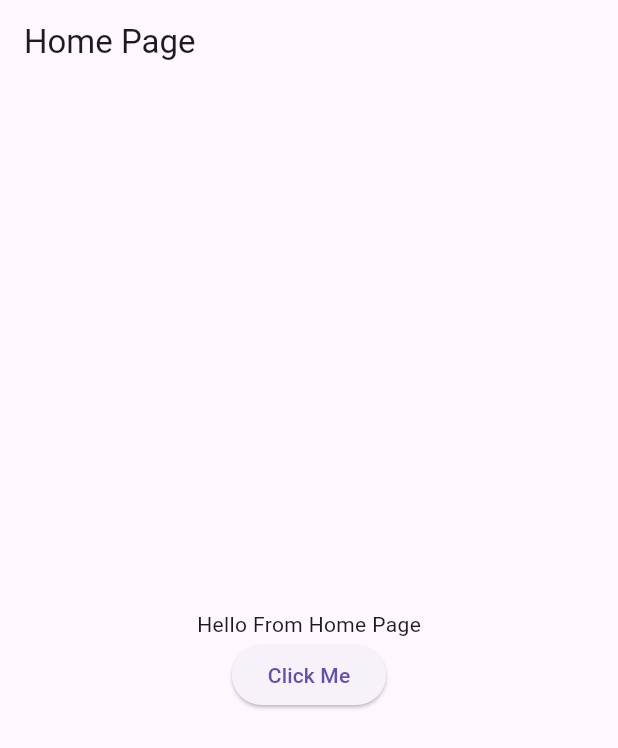
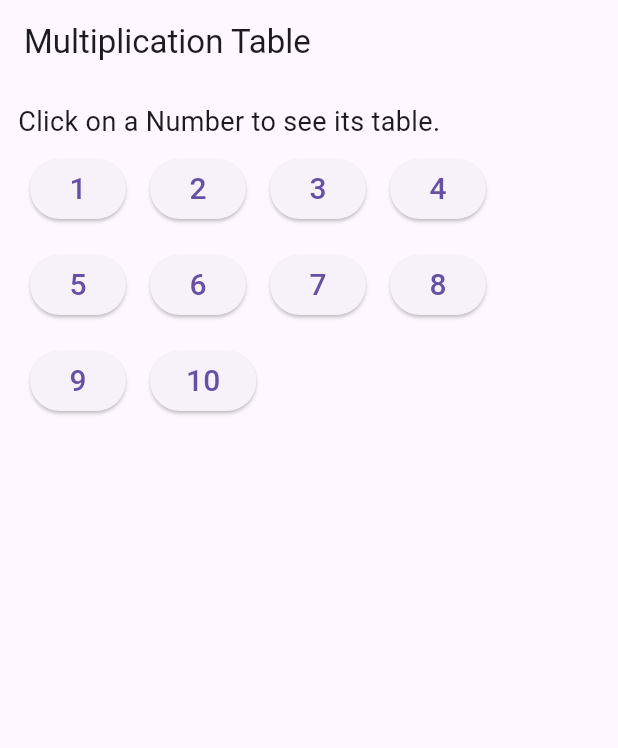
Before and after one commit to arjunQ21/flutter-soch-college, a Flutter app: the screen it shows after launch, on a phone screen of 412 x 824 dp. Shown: the top 748 px of the screen. Run offline on Flutter 3.47's test engine with Material 3 defaults, Android fonts, the phone set to English and light mode, and no system bars.

Commit message:
Day 7: Parameters Sending

```diff
--- a/day7/lib/main.dart
+++ b/day7/lib/main.dart
@@ -19,40 +19,80 @@ class HomePage extends StatelessWidget {
   Widget build(BuildContext context) {
     return Scaffold(
       appBar: AppBar(
-        title: Text("Home Page"),
+        title: Text("Multiplication Table"),
       ),
-      body: Center(
+      body: Padding(
+        padding: const EdgeInsets.all(12.0),
         child: Column(
-        mainAxisSize: MainAxisSize.min,
+          crossAxisAlignment: CrossAxisAlignment.start,
+          // mainAxisSize: MainAxisSize.min,
           children: [
-          Text("Hello From Home Page"),
-          ElevatedButton(
+            Text(
+              "Click on a Number to see its table.",
+              style: TextStyle(
+                fontSize: 18,
+              ),
+            ),
+            Wrap(
+              children: [
+                for (int i = 1; i <= 10; i++)
+                  NumberTile(
+                    numberToShow: i,
+                  ),
+              ],
+            )
+          ],
+        ),
+      ),
+    );
+  }
+}
+
+class NumberTile extends StatelessWidget {
+  int numberToShow;
+  NumberTile({
+    super.key,
+    required this.numberToShow,
+  });
+
+  @override
+  Widget build(BuildContext context) {
+    return Padding(
+      padding: const EdgeInsets.all(8.0),
+      child: ElevatedButton(
         onPressed: () {
           Navigator.of(context).push(
             // CupertinoPageRoute(
             MaterialPageRoute(
-                  builder: (c) => SecondPage(),
+              builder: (c) => SecondPage(
+                tableNumber: numberToShow,
+              ),
             ),
           );
         },
-            child: Text("Click Me"),
+        child: Text(
+          numberToShow.toString(),
+          style: TextStyle(
+            fontSize: 20,
           ),
-        ],
-      )),
+        ),
+      ),
     );
   }
 }
 
 class SecondPage extends StatelessWidget {
-  const SecondPage({
+  int tableNumber;
+  SecondPage({
     super.key,
+    required this.tableNumber,
   });
 
   @override
   Widget build(BuildContext context) {
     return Scaffold(
       appBar: AppBar(
-        title: Text("Second Page"),
+        title: Text(this.tableNumber.toString()),
       ),
       body: Center(
           child: Column(
@@ -61,9 +101,10 @@ class SecondPage extends StatelessWidget {
           Text("Hello From Second Page"),
           ElevatedButton(
             onPressed: () {
-              print("Button Clicked");
+              Navigator.of(context).pop();
+              // Navigator.pop(context);
             },
-            child: Text("Click Me"),
+            child: Text("Go Back"),
           ),
         ],
       )),
```
Lines whose indentation alone changed are shown as unchanged.
